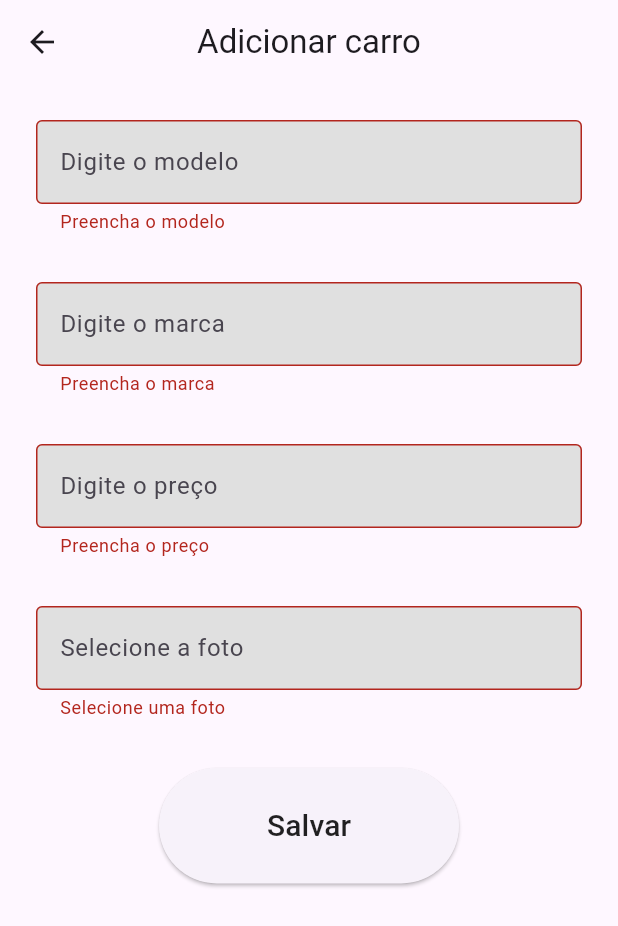
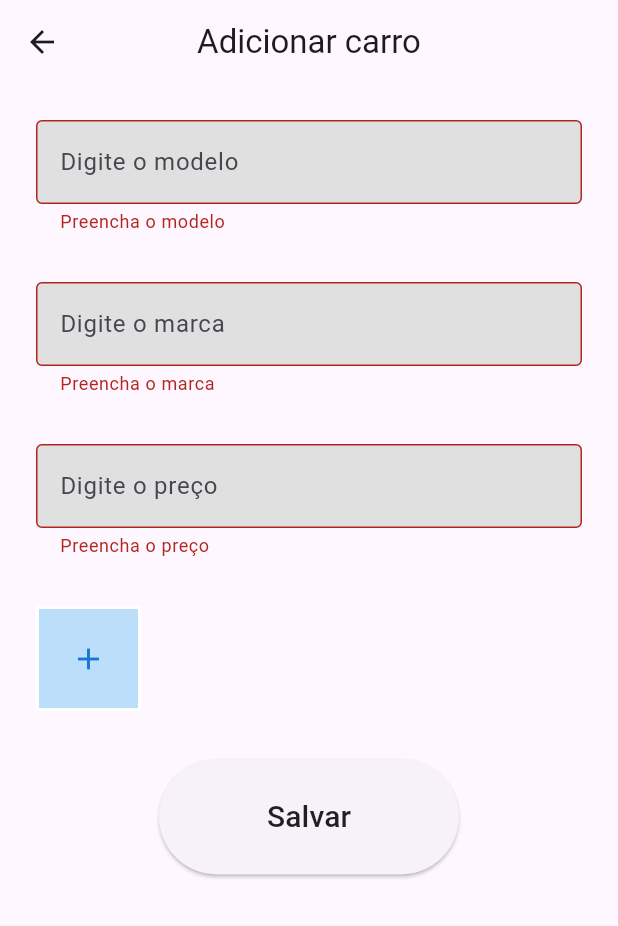
Before and after one commit to L1malucas/CarVerzel, a Flutter app: the CreateEditCar screen opened directly, after a tap on "Salvar", on a phone screen of 412 x 824 dp. Shown: the top 926 px of the screen. Run offline on Flutter 3.47's test engine with Material 2 defaults, Android fonts, the light colour scheme and no system bars; our stand-ins replace flutter_svg; network calls fail.

Commit message:
upload image app

```diff
--- a/mobile/lib/Views/Pages/create_edit_car_page.dart
+++ b/mobile/lib/Views/Pages/create_edit_car_page.dart
@@ -1,6 +1,7 @@
 // ignore_for_file: avoid_print, use_build_context_synchronously
 
 import 'package:flutter/material.dart';
+
 import '../../Models/car_model.dart';
 import '../../Services/car_request.dart';
 import '../Widgets/alert_widget.dart';
@@ -160,32 +161,27 @@ class _CreateEditCarState extends State<CreateEditCar> {
                       },
                     ),
                     FixedSpacer.vNormal(),
-                    TextFormField(
-                      controller: _fotoFormController,
-                      keyboardType: TextInputType.name,
-                      // obscureText: true,
-                      decoration: InputDecoration(
-                        hintText: "Selecione a foto",
-                        border: const OutlineInputBorder(),
-                        fillColor: Colors.grey.shade300,
-                        filled: true,
-                        focusedBorder: OutlineInputBorder(
-                          borderSide:
-                              BorderSide(color: Theme.of(context).primaryColor),
-                          borderRadius: BorderRadius.circular(4),
-                        ),
-                        enabledBorder: OutlineInputBorder(
-                          borderSide: BorderSide(
-                              color: Theme.of(context).colorScheme.secondary),
-                          borderRadius: BorderRadius.circular(4),
-                        ),
-                      ),
-                      validator: (value) {
-                        if (value == null || value.isEmpty) {
-                          return 'Selecione uma foto';
-                        }
-                        return null;
-                      },
+                    Row(
+                      mainAxisAlignment: MainAxisAlignment.spaceBetween,
+                      children: [
+                        InkWell(
+                          child: Container(
+                            decoration: BoxDecoration(
+                                borderRadius: BorderRadius.circular(2.0),
+                                color: Colors.blue[100],
+                                border: Border.all(
+                                    color: Colors.white, width: 2.0)),
+                            width: 70,
+                            height: 70,
+                            child: Icon(
+                              Icons.add,
+                              color: Colors.blue[700],
+                              size: 24,
+                            ),
+                          ),
+                          onTap: () {},
+                        )
+                      ],
                     ),
                     FixedSpacer.vNormal(),
                     ConstrainedBox(
```
